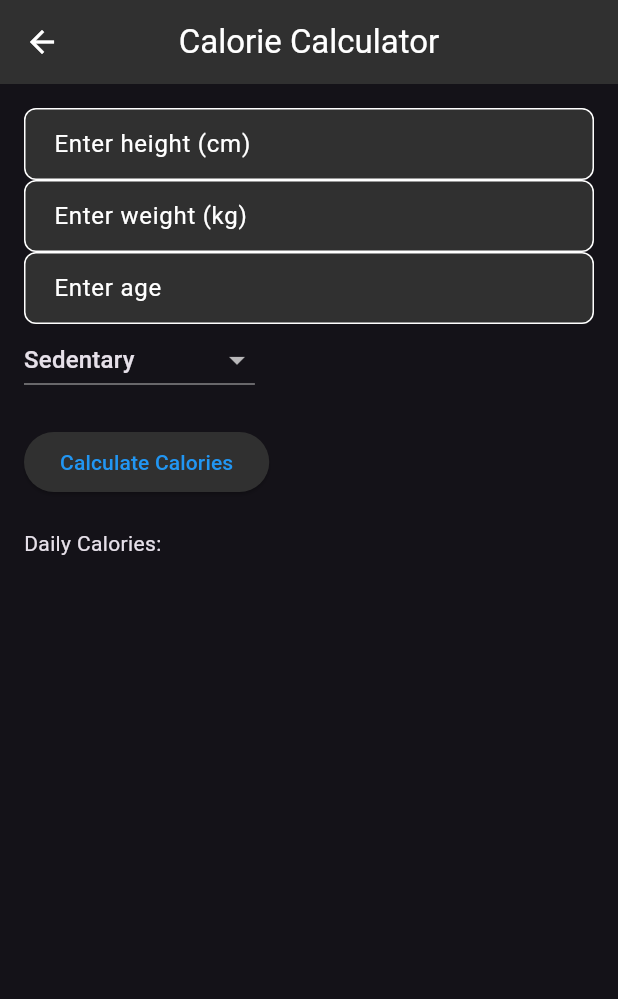
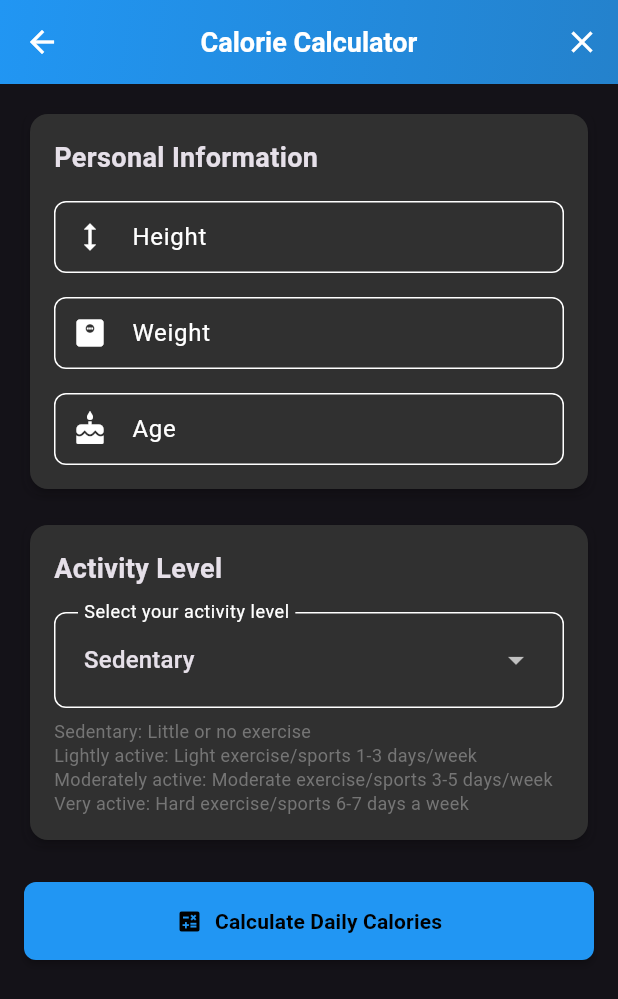
Before and after one commit to ERBODY/Universal-Converter-Calculator, a Flutter app: the CalorieCalculatorPage screen opened directly, on a phone screen of 412 x 824 dp. Shown: the top 999 px of the screen. Run offline on Flutter 3.47's test engine with Material 3 defaults, Android fonts, the phone set to English and light mode, and no system bars; our stand-ins replace file_picker, flutter_dotenv, shared_preferences; accounts and stored records are empty.

Commit message:
Auto-commit: Agent tool execution

```diff
--- a/lib/calculations/calorie_calculator_page.dart
+++ b/lib/calculations/calorie_calculator_page.dart
@@ -69,42 +69,105 @@ class _CalorieCalculatorPageState extends State<CalorieCalculatorPage> {
   @override
   Widget build(BuildContext context) {
     return Scaffold(
-      appBar: AppBar(
-        title: const Text('Calorie Calculator'),
+      appBar: StandardAppBar(
+        title: 'Calorie Calculator',
+        actions: [
+          IconButton(
+            icon: const Icon(Icons.clear),
+            onPressed: _clearAll,
+            tooltip: 'Clear All',
           ),
-      body: Padding(
+        ],
+      ),
+      body: SingleChildScrollView(
         padding: const EdgeInsets.all(16.0),
         child: Column(
           crossAxisAlignment: CrossAxisAlignment.start,
           children: [
-            TextField(
+            AppContainer(
+              child: Column(
+                crossAxisAlignment: CrossAxisAlignment.start,
+                children: [
+                  const Text(
+                    'Personal Information',
+                    style: TextStyle(
+                      fontSize: 18,
+                      fontWeight: FontWeight.bold,
+                    ),
+                  ),
+                  const SizedBox(height: 16),
+                  StandardInputField(
                     controller: _heightController,
-              decoration: const InputDecoration(
-                labelText: 'Enter height (cm)',
+                    labelText: 'Height',
+                    hintText: 'Enter height in cm',
+                    prefixIcon: Icons.height,
+                    keyboardType: TextInputType.number,
+                    validator: (value) {
+                      if (value == null || value.isEmpty) {
+                        return 'Please enter your height';
+                      }
+                      final height = double.tryParse(value);
+                      if (height == null || height <= 0) {
+                        return 'Please enter a valid height';
+                      }
+                      return null;
+                    },
                   ),
+                  const SizedBox(height: 16),
+                  StandardInputField(
+                    controller: _weightController,
+                    labelText: 'Weight',
+                    hintText: 'Enter weight in kg',
+                    prefixIcon: Icons.monitor_weight,
                     keyboardType: TextInputType.number,
+                    validator: (value) {
+                      if (value == null || value.isEmpty) {
+                        return 'Please enter your weight';
+                      }
+                      final weight = double.tryParse(value);
+                      if (weight == null || weight <= 0) {
+                        return 'Please enter a valid weight';
+                      }
+                      return null;
+                    },
                   ),
-            TextField(
-              controller: _weightController,
-              decoration: const InputDecoration(
-                labelText: 'Enter weight (kg)',
+                  const SizedBox(height: 16),
+                  StandardInputField(
+                    controller: _ageController,
+                    labelText: 'Age',
+                    hintText: 'Enter your age',
+                    prefixIcon: Icons.cake,
+                    keyboardType: TextInputType.number,
+                    validator: (value) {
+                      if (value == null || value.isEmpty) {
+                        return 'Please enter your age';
+                      }
+                      final age = int.tryParse(value);
+                      if (age == null || age <= 0) {
+                        return 'Please enter a valid age';
+                      }
+                      return null;
+                    },
                   ),
-              keyboardType: TextInputType.number,
+                ],
               ),
-            TextField(
-              controller: _ageController,
-              decoration: const InputDecoration(
-                labelText: 'Enter age',
             ),
-              keyboardType: TextInputType.number,
+            AppContainer(
+              child: Column(
+                crossAxisAlignment: CrossAxisAlignment.start,
+                children: [
+                  const Text(
+                    'Activity Level',
+                    style: TextStyle(
+                      fontSize: 18,
+                      fontWeight: FontWeight.bold,
                     ),
-            DropdownButton<String>(
+                  ),
+                  const SizedBox(height: 16),
+                  StandardDropdown<String>(
                     value: _activityLevel,
-              onChanged: (String? newValue) {
-                setState(() {
-                  _activityLevel = newValue!;
-                });
-              },
+                    labelText: 'Select your activity level',
+                    hintText: 'Choose activity level',
                     items: <String>['Sedentary', 'Lightly active', 'Moderately active', 'Very active']
                         .map<DropdownMenuItem<String>>((String value) {
                       return DropdownMenuItem<String>(
@@ -112,14 +175,39 @@ class _CalorieCalculatorPageState extends State<CalorieCalculatorPage> {
                         child: Text(value),
                       );
                     }).toList(),
+                    onChanged: (String? newValue) {
+                      setState(() {
+                        _activityLevel = newValue!;
+                      });
+                    },
                   ),
-            const SizedBox(height: 20),
-            ElevatedButton(
+                  const SizedBox(height: 8),
+                  Text(
+                    'Sedentary: Little or no exercise\nLightly active: Light exercise/sports 1-3 days/week\nModerately active: Moderate exercise/sports 3-5 days/week\nVery active: Hard exercise/sports 6-7 days a week',
+                    style: TextStyle(
+                      fontSize: 12,
+                      color: Colors.grey.shade600,
+                      height: 1.3,
+                    ),
+                  ),
+                ],
+              ),
+            ),
+            const SizedBox(height: 8),
+            PrimaryButton(
+              text: 'Calculate Daily Calories',
+              icon: Icons.calculate,
               onPressed: _calculateCalories,
-              child: const Text('Calculate Calories'),
             ),
-            const SizedBox(height: 20),
-            Text('Daily Calories: $_result'),
+            if (_result.isNotEmpty) ...[
+              const SizedBox(height: 16),
+              ResultCard(
+                title: 'Daily Calorie Needs',
+                result: _result,
+                unit: 'calories',
+                icon: Icons.local_fire_department,
+              ),
+            ],
           ],
         ),
       ),
```
Lines whose indentation alone changed are shown as unchanged.
